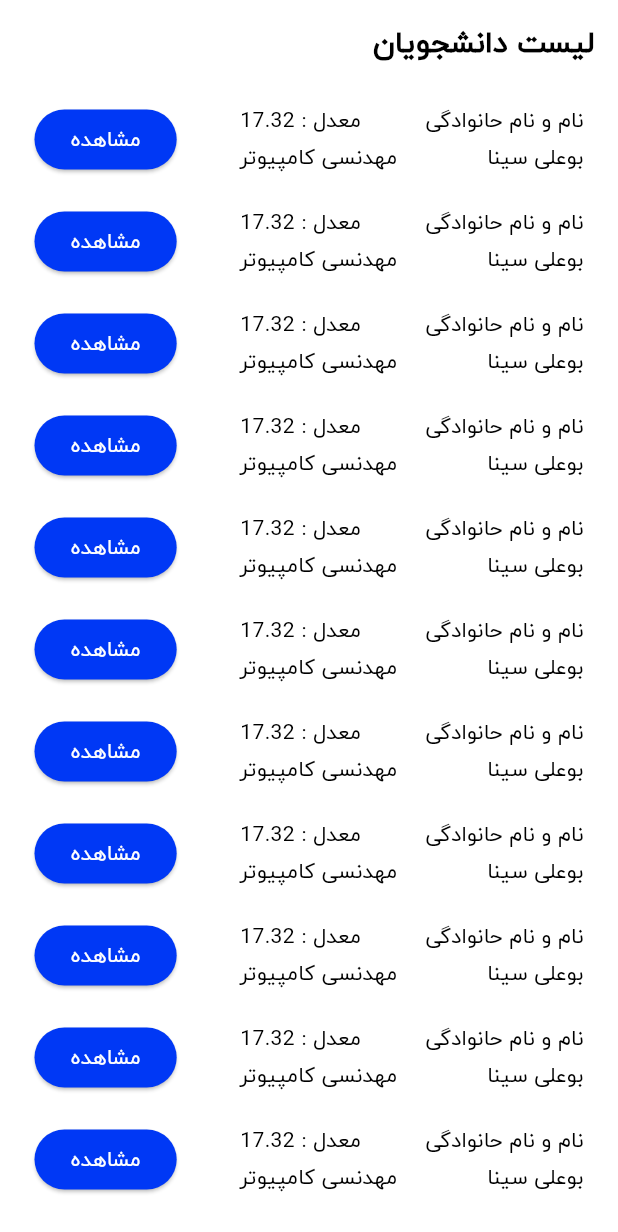
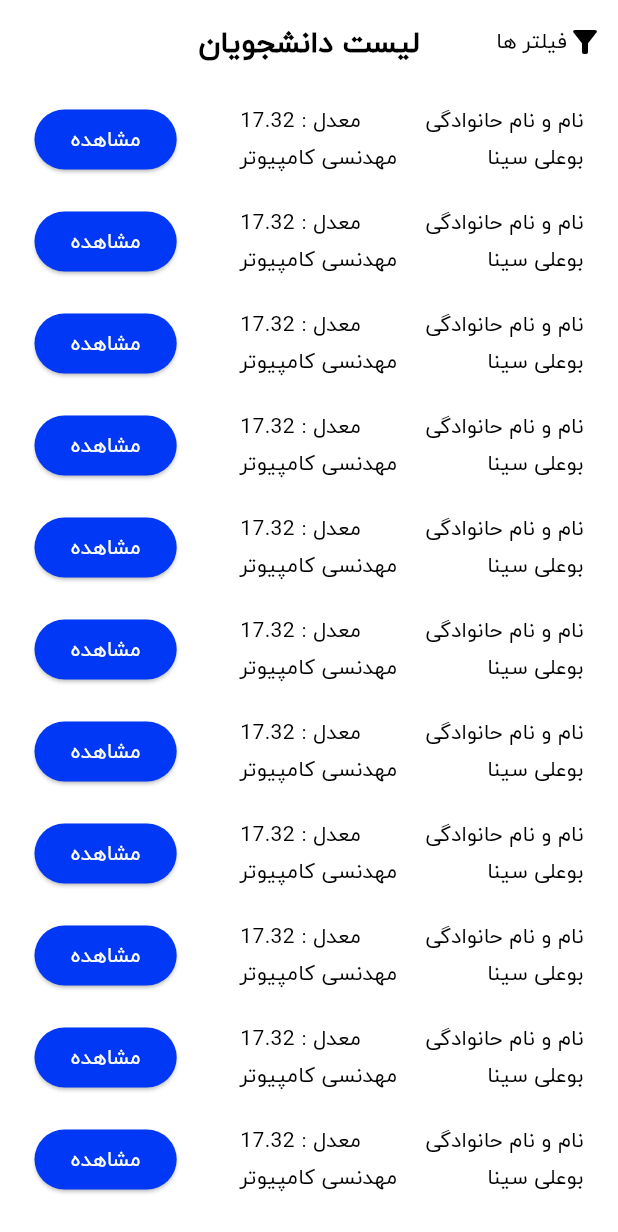
Before and after one commit to mahdirafie/parvaz, a Flutter app: the screen it shows after launch, on a phone screen of 412 x 824 dp. Shown: the top 1232 px of the screen. Run offline on Flutter 3.47's test engine with Material 3 defaults, Android fonts, the phone set to English and light mode, and no system bars; our stand-ins replace dropdown_search.

Commit message:
create simple student info

```diff
--- /dev/null
+++ b/lib/data/student.dart
@@ -0,0 +1,11 @@
+class Student{
+  late String _name;
+
+  String get name => _name;
+
+  set name(String value) {
+    _name = value;
+  }
+
+  Student(this._name);
+}
--- a/lib/ui/company/company_layout.dart
+++ b/lib/ui/company/company_layout.dart
@@ -1,4 +1,7 @@
+import 'package:dropdown_search/dropdown_search.dart';
 import 'package:flutter/material.dart';
+import 'package:parvaz_event/data/student.dart';
+import 'package:parvaz_event/ui/company/filter_page.dart';
 import 'package:parvaz_event/ui/company/student_card.dart';
 
 class CompanyHome extends StatefulWidget {
@@ -9,22 +12,53 @@ class CompanyHome extends StatefulWidget {
 }
 
 class _CompanyHomeState extends State<CompanyHome> {
+  final ValueNotifier<String> _univercity = ValueNotifier("");
+  final ValueNotifier<String> _field = ValueNotifier("");
+
   @override
   Widget build(BuildContext context) {
+    Student st = Student("آرمان کورشی");
     final theme = Theme.of(context);
     return Scaffold(
       appBar: AppBar(
-        title: const Text("لیست دانشجویان"
+        title: const Text("لیست دانشجویان"),
+        centerTitle: true,
+        leading: InkWell(
+          onTap: () {
+            Navigator.push(
+                context,
+                MaterialPageRoute(
+                  builder: (context) => FilterShow(university: (value) {
+                    _field.value = value;
+                  },field: (value) {
+                    _univercity.value = value;
+                  },avg: (value) {
+
+                  },),
+                ));
+          },
+          child: const Row(
+            children: [
+              SizedBox(
+                width: 10,
+              ),
+              Icon(Icons.filter_list_alt),
+              Text("فیلتر ها"),
+            ],
+          ),
         ),
+        leadingWidth: 100,
       ),
       body: Padding(
         padding: const EdgeInsets.all(8.0),
         child: ListView.separated(
           itemBuilder: (context, index) {
-            return const StudentCard();
+            return StudentCard(student: st,);
           },
           itemCount: 20,
-          separatorBuilder: (context, index) =>const SizedBox(height: 10,),
+          separatorBuilder: (context, index) => const SizedBox(
+            height: 10,
+          ),
         ),
       ),
     );
--- a/lib/ui/company/student_card.dart
+++ b/lib/ui/company/student_card.dart
@@ -1,12 +1,17 @@
 import 'package:flutter/material.dart';
+import 'package:parvaz_event/data/student.dart';
+import 'package:parvaz_event/ui/company/student_show.dart';
 
 class StudentCard extends StatelessWidget {
-  const StudentCard({Key? key}) : super(key: key);
-
+  const StudentCard({Key? key, required this.student}) : super(key: key);
+  final Student student;
   @override
   Widget build(BuildContext context) {
     final theme = Theme.of(context);
     return InkWell(
+      onTap: () {
+        Navigator.push(context, MaterialPageRoute(builder: (context) => StudentShow(student: student),));
+      },
       child: Container(
         decoration: BoxDecoration(
             //border: Border.all(color: Colors.black, width: 0.5),
@@ -15,7 +20,7 @@ class StudentCard extends StatelessWidget {
             ),
         width: MediaQuery.of(context).size.width,
         child: Padding(
-          padding: EdgeInsets.fromLTRB(15,5,15,5),
+          padding: const EdgeInsets.fromLTRB(15,5,15,5),
           child: Row(
             mainAxisAlignment: MainAxisAlignment.spaceBetween,
             children: [
@@ -41,7 +46,7 @@ class StudentCard extends StatelessWidget {
                   ],
                 ),
               ),
-              ElevatedButton( onPressed: () {  },
+              ElevatedButton( onPressed: () { Navigator.push(context, MaterialPageRoute(builder: (context) => StudentShow(student: student),)); },
               child:const Text("مشاهده"))
             ],
           ),
--- a/pubspec.yaml
+++ b/pubspec.yaml
@@ -35,6 +35,7 @@ dependencies:
   # The following adds the Cupertino Icons font to your application.
   # Use with the CupertinoIcons class for iOS style icons.
   cupertino_icons: ^1.0.2
+  dropdown_search: ^5.0.6
 
 dev_dependencies:
   flutter_test:
```
Also changed, not shown: lib/ui/company/filter_page.dart (added, +66 -0 lines), lib/ui/company/student_show.dart (added, +131 -0 lines), pubspec.lock.
